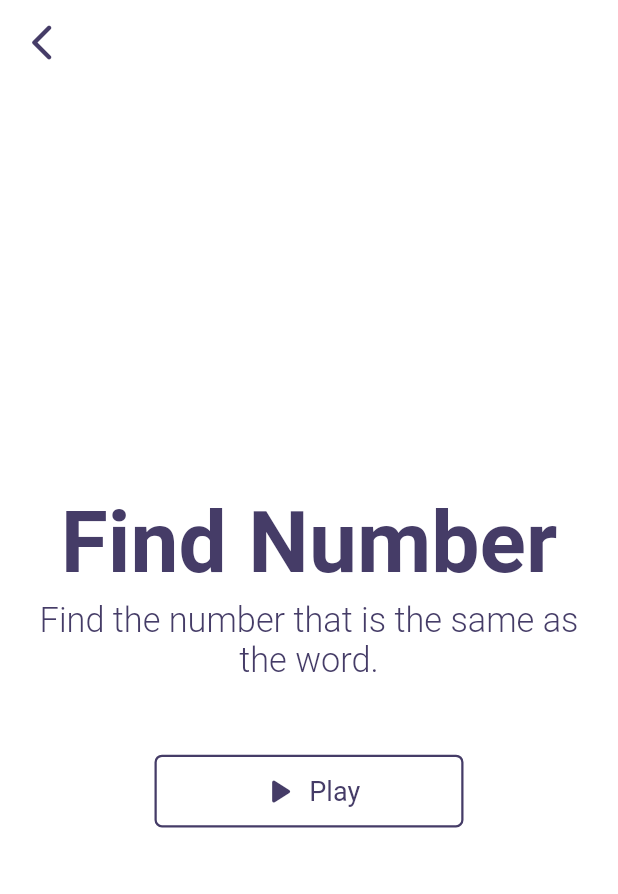
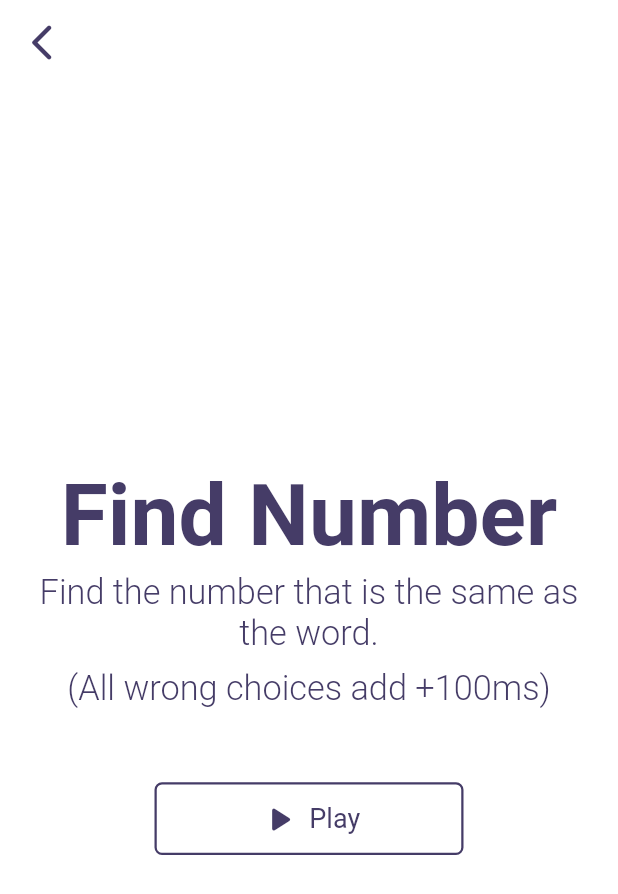
Before and after one commit to Burak-Baylan/human_benchmark_flutter_v2, a Flutter app: the FindNumberMenu screen opened directly, on a phone screen of 412 x 824 dp. Shown: the top 894 px of the screen. Run offline on Flutter 3.47's test engine with Material 2 defaults, Android fonts, the phone set to English and light mode, and no system bars; our stand-ins replace auto_size_text, flutter_mobx, flutter_screenutil, focus_detector, get, get_it and 2 more; generated files the repository leaves out were written again; Roboto replaces fonts that are missing (GemunuLibre).

Commit message:
update: added new text to find number menu

```diff
--- a/lib/pages/find_number/find_number_menu/find_number_menu.dart
+++ b/lib/pages/find_number/find_number_menu/find_number_menu.dart
@@ -48,6 +48,13 @@ class FindNumberMenu extends StatelessWidget {
                 fontSize: 20.sp,
                 fontWeight: FontWeight.w300,
               ),
+              SizedBox(height: 10.h),
+              LessText.lessFuturedText(
+                text: '(All wrong choices add +100ms)',
+                color: MyColors.secondaryColor,
+                fontSize: 20.sp,
+                fontWeight: FontWeight.w300,
+              ),
               SizedBox(height: 50.h),
               CustomButtonWithBorder(
                 onPressed: () {
```
